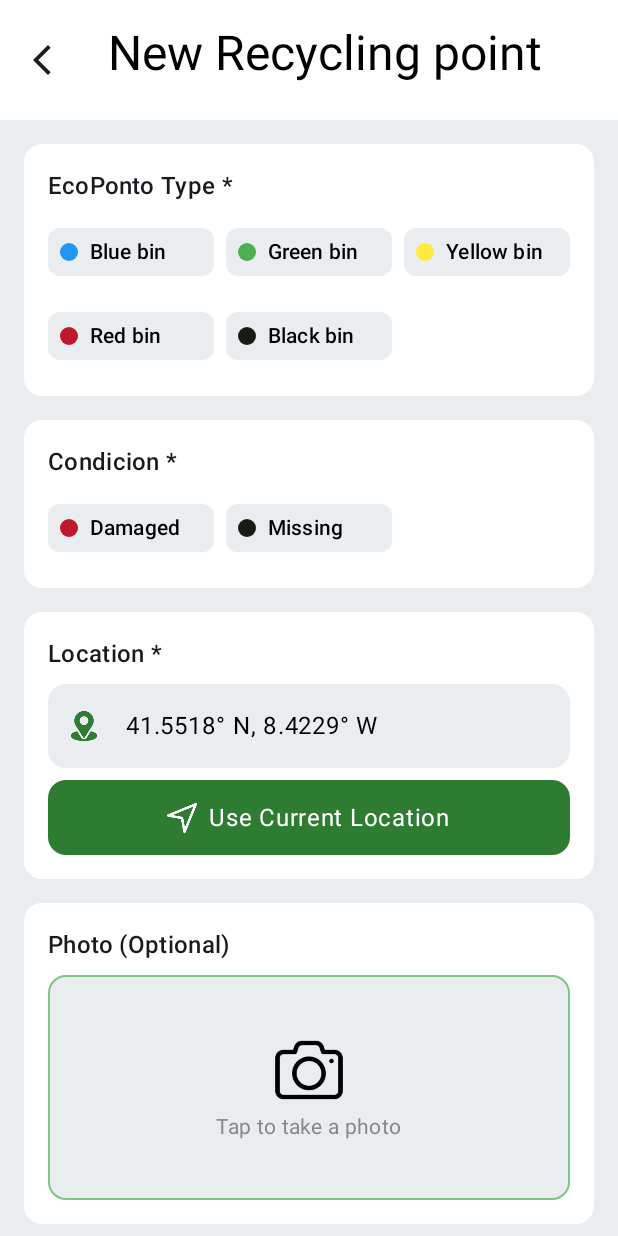
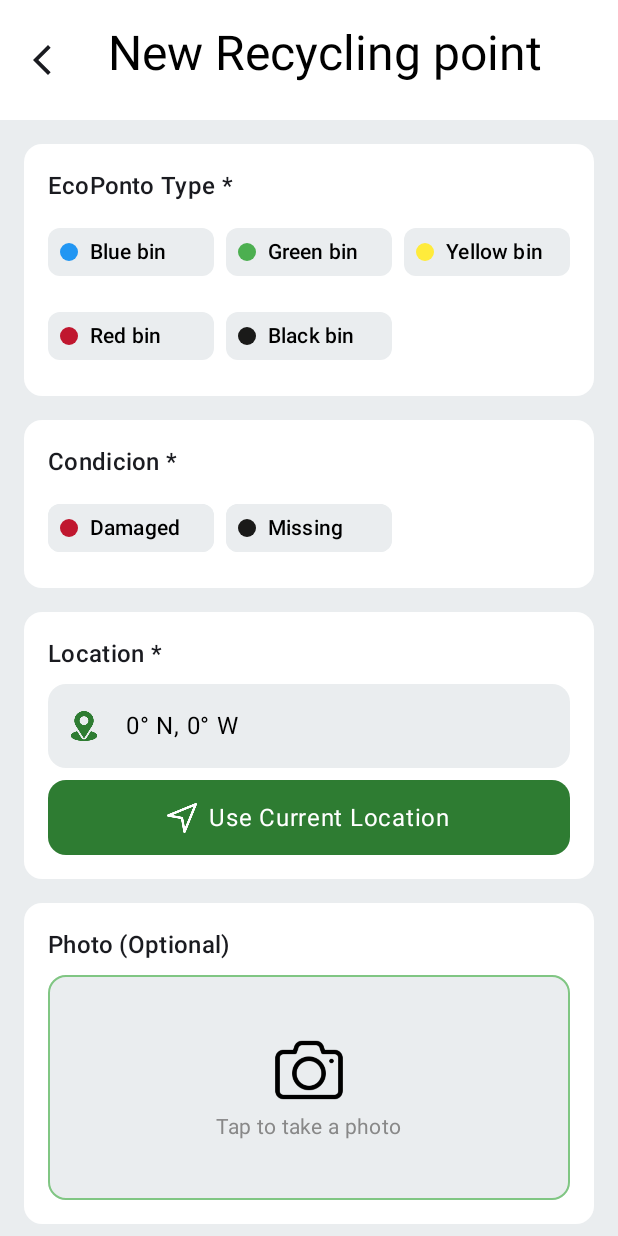
Before and after one commit to watchs2/EcoMap, an Android app built with Jetpack Compose: the AddEcopontoScreen screen opened through its navigation route, on a phone screen of 412 x 824 dp. Run offline under Robolectric (Android 15) with nearby library versions, the phone set to English and light mode, and no system bars; our stand-ins replace Firebase (no records; nobody signed in at launch, a user with empty details on screens opened directly); 2 statements that could not run were skipped.

Commit message:
Permissões

```diff
--- a/app/src/main/java/amov/a2020157100/ecomap/model/User.kt
+++ b/app/src/main/java/amov/a2020157100/ecomap/model/User.kt
@@ -1,6 +1,7 @@
 package amov.a2020157100.ecomap.model
 import com.google.firebase.auth.FirebaseUser
 data class User(
+    val uid: String,
     val name: String,
     val email: String,
     val picture: String?
@@ -8,6 +9,7 @@ data class User(
 
 fun FirebaseUser.toUser(): User {
     return User(
+        uid = uid,
         name = displayName ?: "",
         email = email ?: "",
         picture = photoUrl?.toString()
--- a/app/src/main/java/amov/a2020157100/ecomap/ui/MainActivity.kt
+++ b/app/src/main/java/amov/a2020157100/ecomap/ui/MainActivity.kt
@@ -1,5 +1,8 @@
 package amov.a2020157100.ecomap.ui
 
+import android.content.pm.PackageManager
+import amov.a2020157100.ecomap.EcoMap
+import androidx.activity.result.contract.ActivityResultContracts
 import amov.a2020157100.ecomap.ui.screens.ListViewScreen
 import amov.a2020157100.ecomap.ui.screens.LoginScreen
 import amov.a2020157100.ecomap.ui.screens.MainScreen
@@ -9,6 +12,8 @@ import amov.a2020157100.ecomap.ui.screens.RegisterScreen
 import amov.a2020157100.ecomap.ui.screens.AddEcopontoScreen
 import amov.a2020157100.ecomap.ui.theme.EcoMapTheme
 import amov.a2020157100.ecomap.ui.viewmodels.FirebaseViewModel
+import amov.a2020157100.ecomap.ui.viewmodels.LocationViewModel
+import amov.a2020157100.ecomap.ui.viewmodels.LocationViewModelFactory
 import android.os.Bundle
 import androidx.activity.ComponentActivity
 import androidx.activity.compose.setContent
@@ -21,6 +26,17 @@ import androidx.navigation.compose.rememberNavController
 
 class MainActivity : ComponentActivity() {
 
+    private val app by lazy{
+        application as EcoMap
+    }
+
+    private val viewModel : FirebaseViewModel by viewModels()
+
+    private val locationViewModel : LocationViewModel by viewModels {
+        LocationViewModelFactory(app.locationHandler)
+    }
+
+
     companion object {
         const val LOGIN_SCREEN = "Login"
         const val MAIN_SCREEN = "Main"
@@ -30,8 +46,6 @@ class MainActivity : ComponentActivity() {
         const val PROFILE_SCREEN = "Profile"
         const val ADDECOPONTO_SCREEN = "AddEcoponto"
     }
-
-    private val viewModel : FirebaseViewModel by viewModels()
 
     override fun onCreate(savedInstanceState: Bundle?) {
         super.onCreate(savedInstanceState)
@@ -64,8 +78,6 @@ class MainActivity : ComponentActivity() {
                                 viewModel,
                                 onSuccess = {
                                     navController.navigate(LOGIN_SCREEN) {
-                                        //usa-se desta maneira caso se faça botao retroceder, obriga a fazer signout
-                                        //em vez de ir para o login screen
                                         popUpTo(REGISTER_SCREEN) { inclusive = true }
                                     }
                                 },
@@ -95,11 +107,53 @@ class MainActivity : ComponentActivity() {
                             ProfileScreen(navController)
                         }
                         composable(ADDECOPONTO_SCREEN) {
-                            AddEcopontoScreen(navController)
+                            AddEcopontoScreen(locationViewModel,navController, )
                         }
                     }
                 }
             }
         }
+        //Permissões
+
+        /*
+        if (checkSelfPermission(android.Manifest.permission.CAMERA) != PackageManager.PERMISSION_GRANTED) {
+            askSinglePermissionCamera.launch(android.Manifest.permission.CAMERA)
+        }
+
+         */
+        verifyLocationPermissions()
+
+    }
+
+    private val askSinglePermissionCamera = registerForActivityResult(
+        ActivityResultContracts.RequestPermission()
+    ) { granted ->
+        /* TODO */
+       // verifyLocationPermissions()
+    }
+
+    fun verifyLocationPermissions() {
+        locationViewModel.hasLocationPermission = (
+                checkSelfPermission(android.Manifest.permission.ACCESS_COARSE_LOCATION)
+                        == PackageManager.PERMISSION_GRANTED ||
+                        checkSelfPermission(android.Manifest.permission.ACCESS_FINE_LOCATION)
+                        == PackageManager.PERMISSION_GRANTED)
+        if (!locationViewModel.hasLocationPermission) {
+            askLocationPermissions.launch(
+                arrayOf(
+                    android.Manifest.permission.ACCESS_COARSE_LOCATION,
+                    android.Manifest.permission.ACCESS_FINE_LOCATION
+                )
+            )
+        }
+
+    }
+
+    private val askLocationPermissions = registerForActivityResult(
+        ActivityResultContracts.RequestMultiplePermissions()
+    ) { map ->
+        locationViewModel.hasLocationPermission =
+            map[android.Manifest.permission.ACCESS_COARSE_LOCATION] == true ||
+                    map[android.Manifest.permission.ACCESS_FINE_LOCATION] == true
     }
 }
--- a/app/src/main/java/amov/a2020157100/ecomap/ui/screens/AddEcopontoScreen.kt
+++ b/app/src/main/java/amov/a2020157100/ecomap/ui/screens/AddEcopontoScreen.kt
@@ -2,6 +2,7 @@ package amov.a2020157100.ecomap.ui.screens
 
 import amov.a2020157100.ecomap.R
 import amov.a2020157100.ecomap.ui.theme.GreenLimeLight
+import amov.a2020157100.ecomap.ui.viewmodels.LocationViewModel
 import androidx.compose.foundation.background
 import androidx.compose.foundation.layout.Column
 import androidx.compose.foundation.layout.PaddingValues
@@ -37,6 +38,7 @@ import androidx.compose.material3.CardDefaults
 import androidx.compose.runtime.MutableState
 import androidx.compose.ui.Alignment
 import androidx.compose.ui.res.painterResource
+
 
 
 /*
@@ -77,6 +79,7 @@ val blackBinColor = Color(0xFF1A1A19)
 @OptIn(ExperimentalMaterial3Api::class)
 @Composable
 fun AddEcopontoScreen(
+    locationViewModel: LocationViewModel,
     navController: NavHostController,
     modifier: Modifier = Modifier
 ){
@@ -149,7 +152,7 @@ fun AddEcopontoScreen(
                         onTypeSelected = { condicao.value = it })
                 }
                 item{
-                    LocationSection(localization)
+                    LocationSection(localization,locationViewModel)
                 }
                 item {
                     PhotoSection()
@@ -199,22 +202,30 @@ private fun MyTtitle(title: String){
 
 @Composable
 private fun LocationSection(
-    localization: MutableState<String>
+    localization: MutableState<String>,
+    locationViewModel: LocationViewModel
 ){
+    //TODO provavelmente isto n é aqui que fica
+    locationViewModel.startLocationUpdates()
+    val currentLocation = locationViewModel.currentLocation.value
+
+
     Card(
         modifier = Modifier.fillMaxWidth(),
         shape = RoundedCornerShape(12.dp),
         colors = CardDefaults.cardColors(containerColor = Branco)
 
     ){
+
         Column(modifier = Modifier.padding(16.dp)) {
             MyTtitle("Location *")
 
             OutlinedTextField(
-                value = if (localization.value.isEmpty()) "41.5518° N, 8.4229° W" else localization.value,
+
+                value = if (localization.value.isEmpty()) "0° N, 0° W" else localization.value,
                 onValueChange = { /* Não fazer nada */ },
                 readOnly = true,
-                placeholder = { Text("41.5518° N, 8.4229° W") },
+                placeholder = { Text("0° N, 0° W") },
                 leadingIcon = {
                     Icon(
                         painter = painterResource(R.drawable.location2),
@@ -240,7 +251,16 @@ private fun LocationSection(
             Spacer(modifier = Modifier.height(8.dp))
 
             Button(
-                onClick = {/* Todo: Obter Localização Atual */},
+                onClick = {
+                    if(currentLocation !=null ){
+                        val lat = currentLocation.latitude
+                        val lon = currentLocation.longitude
+
+                        val latDir = if (lat >= 0) "N" else "S"
+                        val lonDir = if (lon >= 0) "E" else "W"
+                        localization.value = "${currentLocation.latitude}° ${latDir}, ${currentLocation.longitude}° ${lonDir}"
+                    }
+                },
                 modifier = Modifier
                     .fillMaxWidth()
                     .height(50.dp),
--- a/app/src/main/java/amov/a2020157100/ecomap/ui/screens/MapViewScreen.kt
+++ b/app/src/main/java/amov/a2020157100/ecomap/ui/screens/MapViewScreen.kt
@@ -22,6 +22,7 @@ import androidx.compose.ui.unit.dp
 import androidx.navigation.NavHostController
 
 
+//TODO Cores tem de sair daqui
 val MapColor = Color(0xFFD2EAD3)
 
 @OptIn(ExperimentalMaterial3Api::class)
```
Also changed, not shown: app/src/main/AndroidManifest.xml (+16 -0 lines), app/src/main/java/amov/a2020157100/ecomap/utils/firebase/FStorageUtil.kt (+29 -0 lines).
